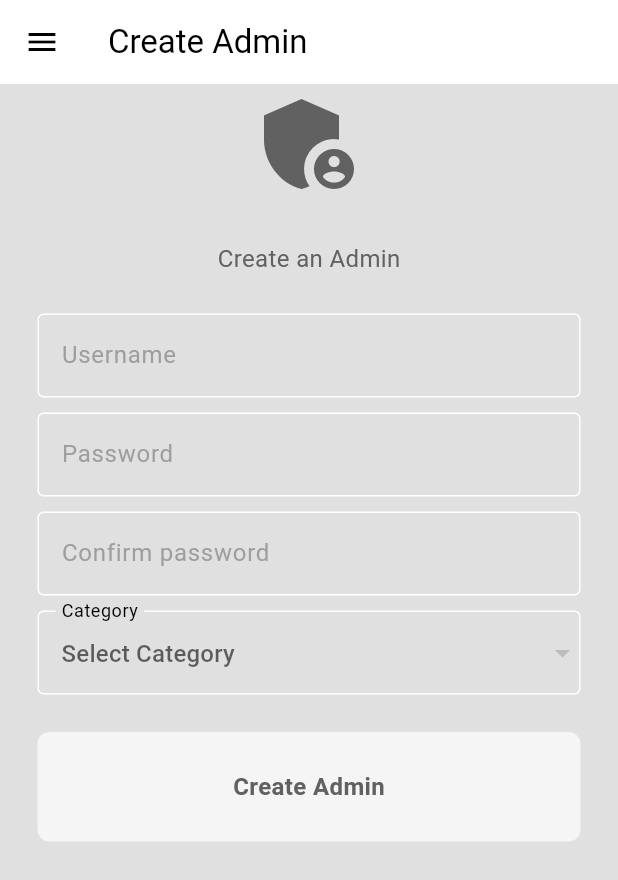
After one commit to SABBIDO7/menuapp, a Flutter app: the SuperadminPage screen opened directly, after a tap on "Create Admin", on a phone screen of 412 x 824 dp. The commit adds this screen. Shown: the top 880 px of the screen. Run offline on Flutter 3.47's test engine with Material 3 defaults, Android fonts, the phone set to English and light mode, and no system bars; our stand-ins replace cloud_firestore, firebase_auth, firebase_core, firebase_storage, image_picker, intl_phone_field and 1 more; accounts and stored records are empty.

Commit message:
create create restaurant process

```diff
--- a/lib/components/my_drawer.dart
+++ b/lib/components/my_drawer.dart
@@ -3,6 +3,7 @@ import 'package:menuapp/components/my_drawer_tile.dart';
 import 'package:menuapp/pages/admin/admin_page.dart';
 import 'package:menuapp/pages/home_page.dart';
 import 'package:menuapp/pages/settings_page.dart';
+import 'package:menuapp/pages/superAdmin/superAdmin_page.dart';
 import 'package:menuapp/services/auth/auth_service.dart';
 import 'package:shared_preferences/shared_preferences.dart';
 
@@ -54,7 +55,9 @@ class MyDrawer extends StatelessWidget {
                               (context) =>
                                   userRole == "user"
                                       ? const HomePage()
-                                      : const AdminPage(),
+                                      : userRole == "admin"
+                                      ? const AdminPage()
+                                      : const SuperadminPage(),
                         ),
                         (route) => false,
                       ),
--- a/lib/pages/login_page.dart
+++ b/lib/pages/login_page.dart
@@ -3,6 +3,7 @@ import 'package:menuapp/components/my_button.dart';
 import 'package:menuapp/components/my_textfield.dart';
 import 'package:menuapp/pages/admin/admin_page.dart';
 import 'package:menuapp/pages/home_page.dart';
+import 'package:menuapp/pages/superAdmin/superAdmin_page.dart';
 import 'package:menuapp/services/auth/auth_service.dart';
 
 class LoginPage extends StatefulWidget {
@@ -48,6 +49,11 @@ class _LoginPageState extends State<LoginPage> {
         Navigator.pushReplacement(
           context,
           MaterialPageRoute(builder: (context) => const AdminPage()),
+        );
+      } else if (user['role'] == "superAdmin") {
+        Navigator.pushReplacement(
+          context,
+          MaterialPageRoute(builder: (context) => const SuperadminPage()),
         );
       }
     } catch (e) {
--- a/lib/pages/register_page.dart
+++ b/lib/pages/register_page.dart
@@ -78,6 +78,7 @@ class _RegisterPageState extends State<RegisterPage> {
     return Scaffold(
       backgroundColor: Theme.of(context).colorScheme.surface,
       body: Center(
+        child: SingleChildScrollView(
           child: Column(
             mainAxisAlignment: MainAxisAlignment.center,
             children: [
@@ -155,6 +156,7 @@ class _RegisterPageState extends State<RegisterPage> {
             ],
           ),
         ),
+      ),
     );
   }
 }
--- /dev/null
+++ b/lib/pages/superAdmin/createAdmin_page.dart
@@ -0,0 +1,221 @@
+import 'package:flutter/material.dart';
+import 'package:menuapp/components/my_button.dart';
+import 'package:menuapp/components/my_drawer.dart';
+import 'package:menuapp/components/my_textfield.dart';
+import 'package:menuapp/pages/superAdmin/superAdmin_page.dart';
+import 'package:menuapp/services/auth/auth_service.dart';
+
+class CreateadminPage extends StatefulWidget {
+  const CreateadminPage({super.key});
+
+  @override
+  State<CreateadminPage> createState() => _CreateadminPageState();
+}
+
+class _CreateadminPageState extends State<CreateadminPage> {
+  String? selectedRestaurant;
+  List<String> restaurants = [];
+  final TextEditingController restaurantNameController =
+      TextEditingController();
+  final TextEditingController usernameController = TextEditingController();
+
+  final TextEditingController passwordController = TextEditingController();
+  final TextEditingController confirmPasswordController =
+      TextEditingController();
+  String errorMessage = '';
+  @override
+  void initState() {
+    super.initState();
+    _fetchRestaurants().then((_) {
+      // After fetching restaurants
+      if (restaurants.isNotEmpty) {
+        setState(() {
+          selectedRestaurant = restaurants[0]; // Set initial selected value
+          restaurantNameController.text =
+              selectedRestaurant ??
+              ''; // Set the initial value of the controller
+        });
+      }
+    }); // Fetch restaurants when the widget initializes
+  }
+
+  void register() async {
+    // Get input values
+    String username = usernameController.text;
+    String password = passwordController.text;
+    String restaurantName = restaurantNameController.text;
+    String confirmPassword = confirmPasswordController.text;
+    //String role = info["role"] as String;
+
+    // Validate input fields
+    if (username.isEmpty || password.isEmpty || restaurantName.isEmpty) {
+      setState(() {
+        errorMessage = 'Please fill in all fields';
+      });
+      return;
+    } else if (confirmPassword != password) {
+      setState(() {
+        errorMessage = 'Password Not Matches';
+      });
+      return;
+    }
+
+    try {
+      // Call your login service to authenticate the user
+      var user = await AuthService().signUp(
+        username,
+        password,
+        restaurantName,
+        "admin",
+      );
+
+      // If login is successful, navigate to the home page
+      if (user == "Success") {
+        Navigator.pushReplacement(
+          context,
+          MaterialPageRoute(builder: (context) => const SuperadminPage()),
+        );
+      } else {
+        setState(() {
+          errorMessage = user;
+        });
+      }
+    } catch (e) {
+      setState(() {
+        errorMessage = 'Incorrect username, password, or restaurant name';
+      });
+    }
+  }
+
+  Future<void> _fetchRestaurants() async {
+    try {
+      List<String> fetchedRestaurants = await AuthService().getRestaurants();
+      setState(() {
+        restaurants = fetchedRestaurants;
+        if (restaurants.isNotEmpty) {
+          selectedRestaurant = restaurants[0]; // Set initial value if available
+        }
+      });
+    } catch (e) {
+      print("Error fetching restaurants: $e");
+      setState(() {
+        errorMessage =
+            "Error fetching restaurants: $e"; // Display error message
+      });
+    }
+  }
+
+  @override
+  Widget build(BuildContext context) {
+    return Scaffold(
+      appBar: AppBar(
+        title: Text("Create Admin"),
+        backgroundColor: Theme.of(context).colorScheme.tertiary,
+      ),
+      drawer: MyDrawer(),
+      body: SingleChildScrollView(
+        child: Center(
+          child: Column(
+            mainAxisAlignment: MainAxisAlignment.center,
+            children: [
+              Icon(
+                Icons.admin_panel_settings,
+                size: 80,
+                color: Theme.of(context).colorScheme.inversePrimary,
+              ),
+              const SizedBox(height: 25),
+              Text(
+                "Create an Admin",
+                style: TextStyle(
+                  fontSize: 16,
+                  color: Theme.of(context).colorScheme.inversePrimary,
+                ),
+              ),
+              const SizedBox(height: 25),
+
+              MyTextfield(
+                controller: usernameController,
+                hintText: "Username",
+                obscureText: false,
+              ),
+              const SizedBox(height: 10),
+
+              MyTextfield(
+                controller: passwordController,
+                hintText: "Password",
+                obscureText: true,
+              ),
+              const SizedBox(height: 10),
+
+              MyTextfield(
+                controller: confirmPasswordController,
+                hintText: "Confirm password",
+                obscureText: true,
+              ),
+              const SizedBox(height: 10),
+
+              Padding(
+                padding: const EdgeInsets.symmetric(horizontal: 25.0),
+                child: DropdownButtonFormField<String>(
+                  value: selectedRestaurant,
+                  onChanged: (newValue) {
+                    setState(() {
+                      selectedRestaurant = newValue;
+                      restaurantNameController.text =
+                          newValue ?? ''; // Update the controller
+                    });
+                  },
+                  items:
+                      restaurants.map((category) {
+                        return DropdownMenuItem<String>(
+                          value: category,
+                          child: Text(category),
+                        );
+                      }).toList(),
+                  decoration: InputDecoration(
+                    enabledBorder: OutlineInputBorder(
+                      borderSide: BorderSide(
+                        color: Theme.of(context).colorScheme.tertiary,
+                      ),
+                    ),
+                    focusedBorder: OutlineInputBorder(
+                      borderSide: BorderSide(
+                        color: Theme.of(context).colorScheme.primary,
+                      ),
+                    ),
+                    hintText: 'Select Category',
+                    hintStyle: TextStyle(
+                      color: Theme.of(context).colorScheme.primary,
+                    ),
+                    labelText: 'Category',
+                  ),
+                  validator: (value) {
+                    if (value == null || value.isEmpty) {
+                      return 'Please select a category';
+                    }
+                    return null;
+                  }, // Validation
+                ),
+              ),
+              const SizedBox(height: 25),
+
+              MyButton(onTap: register, text: "Create Admin"),
+              const SizedBox(height: 25),
+              if (errorMessage.isNotEmpty)
+                Padding(
+                  padding: const EdgeInsets.all(8.0),
+                  child: Text(
+                    errorMessage,
+                    style: TextStyle(
+                      color: Colors.red,
+                      fontWeight: FontWeight.bold,
+                    ),
+                  ),
+                ),
+            ],
+          ),
+        ),
+      ),
+    );
+  }
+}
--- /dev/null
+++ b/lib/pages/superAdmin/superAdmin_page.dart
@@ -0,0 +1,46 @@
+import 'package:flutter/material.dart';
+import 'package:menuapp/components/my_drawer.dart';
+import 'package:menuapp/components/my_drawer_tile.dart';
+import 'package:menuapp/pages/superAdmin/createAdmin_page.dart';
+import 'package:menuapp/pages/superAdmin/createRestaurant_page.dart';
+
+class SuperadminPage extends StatelessWidget {
+  const SuperadminPage({super.key});
+
+  @override
+  Widget build(BuildContext context) {
+    return Scaffold(
+      appBar: AppBar(
+        title: Text("Super Admin"),
+        backgroundColor: Theme.of(context).colorScheme.tertiary,
+      ),
+      drawer: MyDrawer(),
+      body: Column(
+        children: [
+          MyDrawerTile(
+            text: "Create Restaurant",
+            icon: Icons.restaurant_menu_outlined,
+            onTap:
+                () => Navigator.push(
+                  context,
+                  MaterialPageRoute(
+                    builder: (context) => CreaterestaurantPage(),
+                  ),
+                ),
+          ),
+          Divider(color: Theme.of(context).colorScheme.secondary),
+          MyDrawerTile(
+            text: "Create Admin",
+            icon: Icons.admin_panel_settings,
+            onTap:
+                () => Navigator.push(
+                  context,
+                  MaterialPageRoute(builder: (context) => CreateadminPage()),
+                ),
+          ),
+          Divider(color: Theme.of(context).colorScheme.secondary),
+        ],
+      ),
+    );
+  }
+}
--- a/lib/services/auth/auth_service.dart
+++ b/lib/services/auth/auth_service.dart
@@ -297,4 +297,70 @@ class AuthService {
       return "Failed to create/edit profile: $e";
     }
   }
+
+  Future<List<String>> getRestaurants() async {
+    try {
+      QuerySnapshot snapshot =
+          await FirebaseFirestore.instance.collection('Restaurants').get();
+
+      return snapshot.docs.map((doc) => doc.id).toList(); //Use Doc IDs
+    } catch (e) {
+      print("Error fetching restaurant names: $e");
+      return [];
+    }
+  }
+
+  Future<String> createRestaurant(String restaurantName) async {
+    try {
+      // 1. Check if restaurant name already exists
+      DocumentSnapshot restaurantDoc =
+          await FirebaseFirestore.instance
+              .collection('Restaurants')
+              .doc(restaurantName)
+              .get();
+
+      if (restaurantDoc.exists) {
+        return "Restaurant name already exists.";
+      }
+
+      // 2. Create restaurant document in Firestore
+      await FirebaseFirestore.instance
+          .collection('Restaurants')
+          .doc(restaurantName)
+          .set({}); // Empty document initially
+
+      // // 3. Create subcollections
+      // await FirebaseFirestore.instance
+      //     .collection('Restaurants')
+      //     .doc(restaurantName)
+      //     .collection('Food')
+      //     .add({}); //Add an empty document to ensure creation
+
+      // await FirebaseFirestore.instance
+      //     .collection('Restaurants')
+      //     .doc(restaurantName)
+      //     .collection('categories')
+      //     .add({});
+
+      await FirebaseFirestore.instance
+          .collection('Restaurants')
+          .doc(restaurantName)
+          .collection('profile')
+          .add({"name": "", "phoneNumber": ""});
+
+      // // 4. Create folder in Firebase Storage
+      // Reference storageRef = FirebaseStorage.instance.ref().child(
+      //   restaurantName,
+      // );
+      // await storageRef.putString(
+      //   "",
+      //   metadata: SettableMetadata(contentType: 'text/plain'),
+      // ); // Create an empty folder in storage.
+
+      return "Success";
+    } catch (e) {
+      print("Error creating restaurant: $e");
+      return "Error creating restaurant: $e";
+    }
+  }
 }
```
Also changed, not shown: lib/pages/admin/createItem_page.dart (+10 -1 lines), lib/pages/superAdmin/createRestaurant_page.dart (added, +97 -0 lines). Lines whose indentation alone changed are shown as unchanged.
